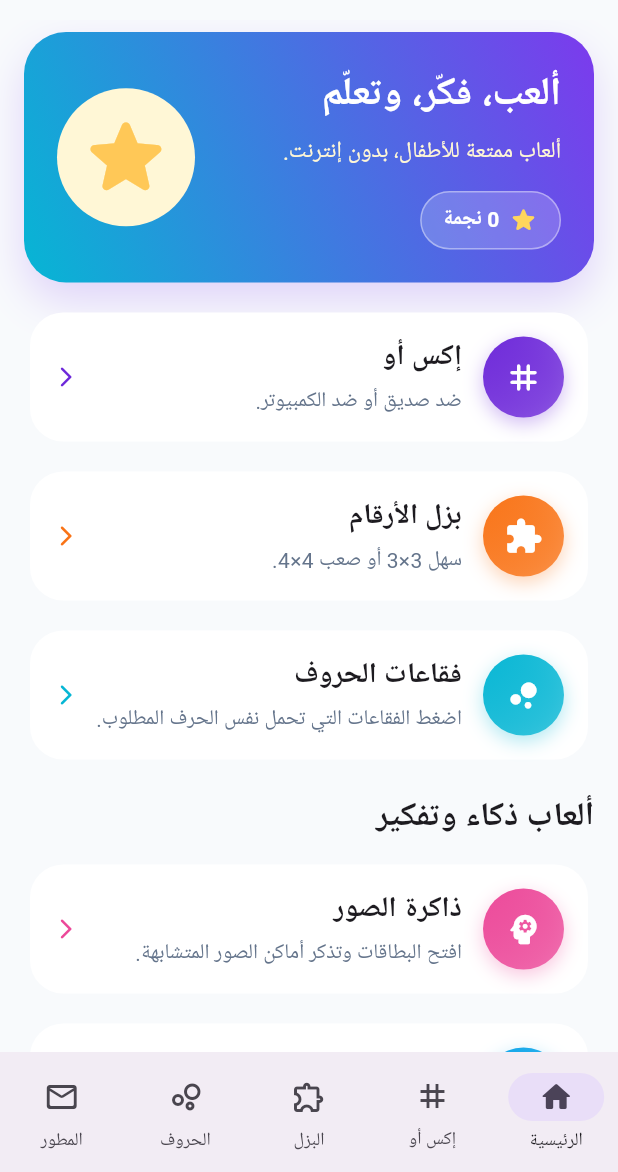
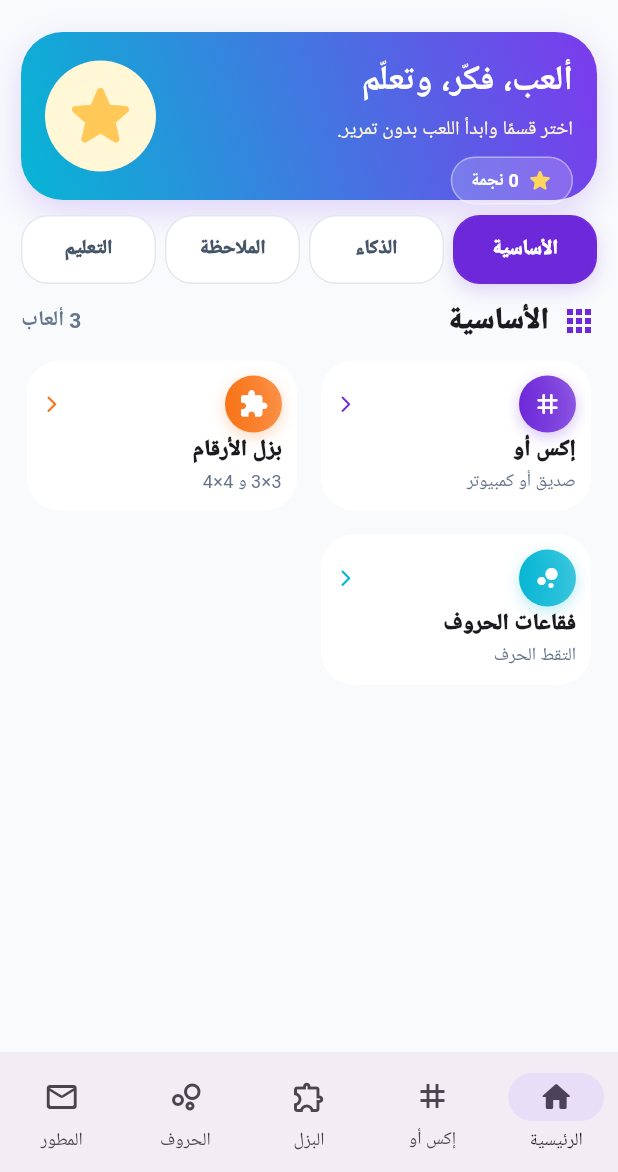
Before and after one commit to aljwaal1/KIDSGAME, a Flutter app: the screen it shows after launch, on a phone screen of 412 x 824 dp, the part 64-1236 px from its top. Run offline on Flutter 3.47's test engine with Material 3 defaults, Android fonts, the phone set to English and light mode, and no system bars; our stand-ins replace audioplayers, shared_preferences; Roboto replaces fonts that are missing (Changa).

Commit message:
Remove vertical scrolling from home sections

```diff
--- a/lib/screens/home_page.dart
+++ b/lib/screens/home_page.dart
@@ -12,49 +12,204 @@ import '../games/smart_maze_page.dart';
 import '../services/score_service.dart';
 import '../widgets/mascot_painter.dart';
 
-class HomeGamesPage extends StatelessWidget {
+class HomeGamesPage extends StatefulWidget {
   const HomeGamesPage({super.key, required this.onSelectGame});
   final ValueChanged<int> onSelectGame;
 
   @override
+  State<HomeGamesPage> createState() => _HomeGamesPageState();
+}
+
+class _HomeGamesPageState extends State<HomeGamesPage> {
+  int section = 0;
+
+  @override
   Widget build(BuildContext context) {
-    return ListView(
-      padding: const EdgeInsets.fromLTRB(16, 8, 16, 100),
+    final sections = <_GameSection>[
+      _GameSection('الأساسية', const Color(0xFF6D28D9), <_GameItem>[
+        _GameItem(Icons.grid_3x3_rounded, 'إكس أو', 'صديق أو كمبيوتر', const Color(0xFF6D28D9), () => widget.onSelectGame(1)),
+        _GameItem(Icons.extension_rounded, 'بزل الأرقام', '3×3 و 4×4', const Color(0xFFF97316), () => widget.onSelectGame(2)),
+        _GameItem(Icons.bubble_chart_rounded, 'فقاعات الحروف', 'التقط الحرف', const Color(0xFF06B6D4), () => widget.onSelectGame(3)),
+      ]),
+      _GameSection('الذكاء', const Color(0xFF0EA5E9), <_GameItem>[
+        _GameItem(Icons.psychology_rounded, 'ذاكرة الصور', 'تذكر البطاقات', const Color(0xFFEC4899), () => _open(const MemoryPairsPage())),
+        _GameItem(Icons.auto_awesome_rounded, 'تحدي الأنماط', 'الشكل الناقص', const Color(0xFF0EA5E9), () => _open(const PatternChallengePage())),
+        _GameItem(Icons.grid_view_rounded, 'سودوكو الأطفال', 'منطق 4×4', const Color(0xFFF97316), () => _open(const MiniSudokuPage())),
+        _GameItem(Icons.route_rounded, 'المتاهة الذكية', 'وصل للنجمة', const Color(0xFF22C55E), () => _open(const SmartMazePage())),
+        _GameItem(Icons.calculate_rounded, 'الحساب السريع', 'جمع وطرح', const Color(0xFF7C3AED), () => _open(const QuickMathPage())),
+      ]),
+      _GameSection('الملاحظة', const Color(0xFF14B8A6), <_GameItem>[
+        _GameItem(Icons.visibility_rounded, 'ابحث عن المختلف', 'اختر المختلف', const Color(0xFF14B8A6), () => _open(const OddOneOutPage())),
+        _GameItem(Icons.filter_vintage_rounded, 'ظل الشكل', 'طابق الظل', const Color(0xFF8B5CF6), () => _open(const ShapeShadowPage())),
+        _GameItem(Icons.sort_rounded, 'رتّب التسلسل', 'رتب العناصر', const Color(0xFFEF4444), () => _open(const SequenceOrderPage())),
+      ]),
+      _GameSection('التعليم', const Color(0xFF4F46E5), <_GameItem>[
+        _GameItem(Icons.draw_rounded, 'تلوين الحروف الكبيرة', 'اتبع السهم', const Color(0xFF4F46E5), () => _open(const CapitalLetterColoringPage())),
+      ]),
+    ];
+
+    final current = sections[section];
+    return Padding(
+      padding: const EdgeInsets.fromLTRB(14, 8, 14, 10),
+      child: Column(
+        children: <Widget>[
+          const _HeroPanel(),
+          const SizedBox(height: 10),
+          _SectionTabs(
+            sections: sections,
+            selected: section,
+            onSelect: (index) => setState(() => section = index),
+          ),
+          const SizedBox(height: 10),
+          Row(
+            children: <Widget>[
+              Icon(Icons.apps_rounded, color: current.color),
+              const SizedBox(width: 8),
+              Text(current.title, style: const TextStyle(fontSize: 20, fontWeight: FontWeight.w900, fontFamily: 'Changa')),
+              const Spacer(),
+              Text('${current.items.length} ألعاب', style: const TextStyle(color: Color(0xFF64748B), fontWeight: FontWeight.w700)),
+            ],
+          ),
+          const SizedBox(height: 8),
+          Expanded(child: _GamesGrid(items: current.items)),
+        ],
+      ),
+    );
+  }
+
+  void _open(Widget page) {
+    Navigator.push(context, MaterialPageRoute<void>(builder: (_) => page));
+  }
+}
+
+class _GameSection {
+  const _GameSection(this.title, this.color, this.items);
+  final String title;
+  final Color color;
+  final List<_GameItem> items;
+}
+
+class _GameItem {
+  const _GameItem(this.icon, this.title, this.text, this.color, this.onTap);
+  final IconData icon;
+  final String title;
+  final String text;
+  final Color color;
+  final VoidCallback onTap;
+}
+
+class _SectionTabs extends StatelessWidget {
+  const _SectionTabs({required this.sections, required this.selected, required this.onSelect});
+  final List<_GameSection> sections;
+  final int selected;
+  final ValueChanged<int> onSelect;
+
+  @override
+  Widget build(BuildContext context) {
+    return Row(
       children: <Widget>[
-        const _HeroPanel(),
-        const SizedBox(height: 16),
-        GameInfoCard(icon: Icons.grid_3x3_rounded, title: 'إكس أو', text: 'ضد صديق أو ضد الكمبيوتر.', color: const Color(0xFF6D28D9), onTap: () => onSelectGame(1)),
-        const SizedBox(height: 12),
-        GameInfoCard(icon: Icons.extension_rounded, title: 'بزل الأرقام', text: 'سهل 3×3 أو صعب 4×4.', color: const Color(0xFFF97316), onTap: () => onSelectGame(2)),
-        const SizedBox(height: 12),
-        GameInfoCard(icon: Icons.bubble_chart_rounded, title: 'فقاعات الحروف', text: 'اضغط الفقاعات التي تحمل نفس الحرف المطلوب.', color: const Color(0xFF06B6D4), onTap: () => onSelectGame(3)),
-        const SizedBox(height: 18),
-        const Text('ألعاب ذكاء وتفكير', style: TextStyle(fontSize: 22, fontWeight: FontWeight.w800, fontFamily: 'Changa')),
-        const SizedBox(height: 12),
-        GameInfoCard(icon: Icons.psychology_rounded, title: 'ذاكرة الصور', text: 'افتح البطاقات وتذكر أماكن الصور المتشابهة.', color: const Color(0xFFEC4899), onTap: () => Navigator.push(context, MaterialPageRoute<void>(builder: (_) => const MemoryPairsPage()))),
-        const SizedBox(height: 12),
-        GameInfoCard(icon: Icons.auto_awesome_rounded, title: 'تحدي الأنماط', text: 'اكتشف الشكل الناقص في السلسلة.', color: const Color(0xFF0EA5E9), onTap: () => Navigator.push(context, MaterialPageRoute<void>(builder: (_) => const PatternChallengePage()))),
-        const SizedBox(height: 12),
-        GameInfoCard(icon: Icons.grid_view_rounded, title: 'سودوكو الأطفال', text: 'لغز 4×4 بسيط يقوي المنطق والتركيز.', color: const Color(0xFFF97316), onTap: () => Navigator.push(context, MaterialPageRoute<void>(builder: (_) => const MiniSudokuPage()))),
-        const SizedBox(height: 12),
-        GameInfoCard(icon: Icons.route_rounded, title: 'المتاهة الذكية', text: 'حرّك البطل للوصول إلى النجمة بأقل خطوات.', color: const Color(0xFF22C55E), onTap: () => Navigator.push(context, MaterialPageRoute<void>(builder: (_) => const SmartMazePage()))),
-        const SizedBox(height: 12),
-        GameInfoCard(icon: Icons.calculate_rounded, title: 'الحساب السريع', text: 'اختر ناتج الجمع والطرح بسرعة وتركيز.', color: const Color(0xFF7C3AED), onTap: () => Navigator.push(context, MaterialPageRoute<void>(builder: (_) => const QuickMathPage()))),
-        const SizedBox(height: 18),
-        const Text('ألعاب جديدة للإبداع والملاحظة', style: TextStyle(fontSize: 22, fontWeight: FontWeight.w800, fontFamily: 'Changa')),
-        const SizedBox(height: 12),
-        GameInfoCard(icon: Icons.visibility_rounded, title: 'ابحث عن المختلف', text: 'اختر الشكل المختلف بين مجموعة أشكال.', color: const Color(0xFF14B8A6), onTap: () => Navigator.push(context, MaterialPageRoute<void>(builder: (_) => const OddOneOutPage()))),
-        const SizedBox(height: 12),
-        GameInfoCard(icon: Icons.filter_vintage_rounded, title: 'ظل الشكل', text: 'طابق الشكل مع ظله الصحيح.', color: const Color(0xFF8B5CF6), onTap: () => Navigator.push(context, MaterialPageRoute<void>(builder: (_) => const ShapeShadowPage()))),
-        const SizedBox(height: 12),
-        GameInfoCard(icon: Icons.sort_rounded, title: 'رتّب التسلسل', text: 'رتب العناصر حسب المنطق الصحيح.', color: const Color(0xFFEF4444), onTap: () => Navigator.push(context, MaterialPageRoute<void>(builder: (_) => const SequenceOrderPage()))),
-        const SizedBox(height: 18),
-        const Text('ألعاب تعليمية للرسم والكتابة', style: TextStyle(fontSize: 22, fontWeight: FontWeight.w800, fontFamily: 'Changa')),
-        const SizedBox(height: 12),
-        GameInfoCard(icon: Icons.draw_rounded, title: 'تلوين الحروف الكبيرة', text: 'لوّن الحرف الإنجليزي الكبير بإصبعك كأنك تكتبه.', color: const Color(0xFF4F46E5), onTap: () => Navigator.push(context, MaterialPageRoute<void>(builder: (_) => const CapitalLetterColoringPage()))),
-        const SizedBox(height: 20),
-        const _TipsCard(),
+        for (var i = 0; i < sections.length; i++)
+          Expanded(
+            child: Padding(
+              padding: EdgeInsetsDirectional.only(start: i == 0 ? 0 : 6),
+              child: InkWell(
+                borderRadius: BorderRadius.circular(18),
+                onTap: () => onSelect(i),
+                child: AnimatedContainer(
+                  duration: const Duration(milliseconds: 180),
+                  height: 46,
+                  alignment: Alignment.center,
+                  decoration: BoxDecoration(
+                    color: selected == i ? sections[i].color : Colors.white,
+                    borderRadius: BorderRadius.circular(18),
+                    border: Border.all(color: selected == i ? sections[i].color : const Color(0xFFE2E8F0)),
+                    boxShadow: selected == i ? <BoxShadow>[BoxShadow(color: sections[i].color.withAlpha(50), blurRadius: 10, offset: const Offset(0, 4))] : null,
+                  ),
+                  child: Text(
+                    sections[i].title,
+                    maxLines: 1,
+                    overflow: TextOverflow.ellipsis,
+                    style: TextStyle(
+                      color: selected == i ? Colors.white : const Color(0xFF475569),
+                      fontWeight: FontWeight.w900,
+                      fontSize: 13,
+                    ),
+                  ),
+                ),
+              ),
+            ),
+          ),
       ],
+    );
+  }
+}
+
+class _GamesGrid extends StatelessWidget {
+  const _GamesGrid({required this.items});
+  final List<_GameItem> items;
+
+  @override
+  Widget build(BuildContext context) {
+    return LayoutBuilder(
+      builder: (context, constraints) {
+        final maxRows = items.length <= 4 ? 2 : 3;
+        final cardHeight = ((constraints.maxHeight - ((maxRows - 1) * 8)) / maxRows).clamp(70.0, 108.0).toDouble();
+        return Wrap(
+          spacing: 8,
+          runSpacing: 8,
+          children: <Widget>[
+            for (final item in items)
+              SizedBox(
+                width: (constraints.maxWidth - 8) / 2,
+                height: cardHeight,
+                child: _CompactGameCard(item: item),
+              ),
+          ],
+        );
+      },
+    );
+  }
+}
+
+class _CompactGameCard extends StatelessWidget {
+  const _CompactGameCard({required this.item});
+  final _GameItem item;
+
+  @override
+  Widget build(BuildContext context) {
+    return Card(
+      child: InkWell(
+        borderRadius: BorderRadius.circular(22),
+        onTap: item.onTap,
+        child: Padding(
+          padding: const EdgeInsets.all(10),
+          child: Column(
+            crossAxisAlignment: CrossAxisAlignment.start,
+            children: <Widget>[
+              Row(
+                children: <Widget>[
+                  Container(
+                    width: 38,
+                    height: 38,
+                    decoration: BoxDecoration(
+                      shape: BoxShape.circle,
+                      gradient: LinearGradient(colors: <Color>[item.color, item.color.withAlpha(190)]),
+                      boxShadow: <BoxShadow>[BoxShadow(color: item.color.withAlpha(70), blurRadius: 8, offset: const Offset(0, 3))],
+                    ),
+                    child: Icon(item.icon, color: Colors.white, size: 20),
+                  ),
+                  const Spacer(),
+                  Icon(Icons.arrow_back_ios_new_rounded, size: 13, color: item.color),
+                ],
+              ),
+              const Spacer(),
+              Text(item.title, maxLines: 1, overflow: TextOverflow.ellipsis, style: const TextStyle(fontSize: 15, fontWeight: FontWeight.w900, fontFamily: 'Changa')),
+              const SizedBox(height: 2),
+              Text(item.text, maxLines: 1, overflow: TextOverflow.ellipsis, style: const TextStyle(color: Color(0xFF64748B), fontSize: 12)),
+            ],
+          ),
+        ),
+      ),
     );
   }
 }
@@ -64,22 +219,23 @@ class _HeroPanel extends StatelessWidget {
   @override
   Widget build(BuildContext context) {
     return Container(
-      padding: const EdgeInsets.all(22),
+      height: 112,
+      padding: const EdgeInsets.all(16),
       decoration: BoxDecoration(
         borderRadius: BorderRadius.circular(28),
         gradient: const LinearGradient(colors: <Color>[Color(0xFF7C3AED), Color(0xFF06B6D4)], begin: Alignment.topRight, end: Alignment.bottomLeft),
-        boxShadow: const <BoxShadow>[BoxShadow(color: Color(0x337C3AED), blurRadius: 24, offset: Offset(0, 12))],
+        boxShadow: const <BoxShadow>[BoxShadow(color: Color(0x337C3AED), blurRadius: 18, offset: Offset(0, 8))],
       ),
       child: const Row(crossAxisAlignment: CrossAxisAlignment.center, children: <Widget>[
-        Expanded(child: Column(crossAxisAlignment: CrossAxisAlignment.start, children: <Widget>[
-          Text('ألعب، فكّر، وتعلّم', style: TextStyle(color: Colors.white, fontSize: 26, fontWeight: FontWeight.w800, fontFamily: 'Changa')),
+        Expanded(child: Column(crossAxisAlignment: CrossAxisAlignment.start, mainAxisAlignment: MainAxisAlignment.center, children: <Widget>[
+          Text('ألعب، فكّر، وتعلّم', style: TextStyle(color: Colors.white, fontSize: 23, fontWeight: FontWeight.w800, fontFamily: 'Changa')),
+          SizedBox(height: 6),
+          Text('اختر قسمًا وابدأ اللعب بدون تمرير.', style: TextStyle(color: Color(0xFFFFF7D6), fontSize: 13)),
           SizedBox(height: 8),
-          Text('ألعاب ممتعة للأطفال، بدون إنترنت.', style: TextStyle(color: Color(0xFFFFF7D6), fontSize: 15)),
-          SizedBox(height: 16),
           _StarsBadge(),
         ])),
-        SizedBox(width: 10),
-        StarMascot(size: 92, mood: MascotMood.happy),
+        SizedBox(width: 8),
+        StarMascot(size: 74, mood: MascotMood.happy),
       ]),
     );
   }
@@ -94,69 +250,15 @@ class _StarsBadge extends StatelessWidget {
       builder: (context, snapshot) {
         final stars = snapshot.data ?? 0;
         return Container(
-          padding: const EdgeInsets.symmetric(horizontal: 14, vertical: 8),
+          padding: const EdgeInsets.symmetric(horizontal: 12, vertical: 6),
           decoration: BoxDecoration(color: const Color(0x2EFFFFFF), borderRadius: BorderRadius.circular(999), border: Border.all(color: const Color(0x66FFFFFF))),
           child: Row(mainAxisSize: MainAxisSize.min, children: <Widget>[
-            const Icon(Icons.star_rounded, color: Color(0xFFFFD65C), size: 20),
-            const SizedBox(width: 6),
-            Text('$stars نجمة', style: const TextStyle(color: Colors.white, fontWeight: FontWeight.w700)),
+            const Icon(Icons.star_rounded, color: Color(0xFFFFD65C), size: 18),
+            const SizedBox(width: 5),
+            Text('$stars نجمة', style: const TextStyle(color: Colors.white, fontWeight: FontWeight.w700, fontSize: 12)),
           ]),
         );
       },
     );
   }
 }
-
-class GameInfoCard extends StatelessWidget {
-  const GameInfoCard({super.key, required this.icon, required this.title, required this.text, required this.color, required this.onTap});
-  final IconData icon;
-  final String title;
-  final String text;
-  final Color color;
-  final VoidCallback onTap;
-
-  @override
-  Widget build(BuildContext context) {
-    return Card(
-      child: InkWell(
-        borderRadius: BorderRadius.circular(22),
-        onTap: onTap,
-        child: Padding(
-          padding: const EdgeInsets.all(16),
-          child: Row(children: <Widget>[
-            Container(
-              width: 54,
-              height: 54,
-              decoration: BoxDecoration(
-                shape: BoxShape.circle,
-                gradient: LinearGradient(colors: <Color>[color, color.withAlpha(190)], begin: Alignment.topLeft, end: Alignment.bottomRight),
-                boxShadow: <BoxShadow>[BoxShadow(color: color.withAlpha(80), blurRadius: 10, offset: const Offset(0, 4))],
-              ),
-              child: Icon(icon, color: Colors.white, size: 26),
-            ),
-            const SizedBox(width: 14),
-            Expanded(child: Column(crossAxisAlignment: CrossAxisAlignment.start, children: <Widget>[
-              Text(title, style: const TextStyle(fontSize: 19, fontWeight: FontWeight.w800, fontFamily: 'Changa')),
-              const SizedBox(height: 5),
-              Text(text, style: const TextStyle(color: Color(0xFF64748B))),
-            ])),
-            Icon(Icons.arrow_back_ios_new_rounded, size: 16, color: color),
-          ]),
-        ),
-      ),
-    );
-  }
-}
-
-class _TipsCard extends StatelessWidget {
-  const _TipsCard();
-  @override
-  Widget build(BuildContext context) {
-    return const Card(
-      child: Padding(
-        padding: EdgeInsets.all(16),
-        child: Text('نصيحة: اجعل وقت اللعب قصيرًا وممتعًا، وشجع الطفل بعد كل محاولة.', style: TextStyle(color: Color(0xFF64748B))),
-      ),
-    );
-  }
-}
```
